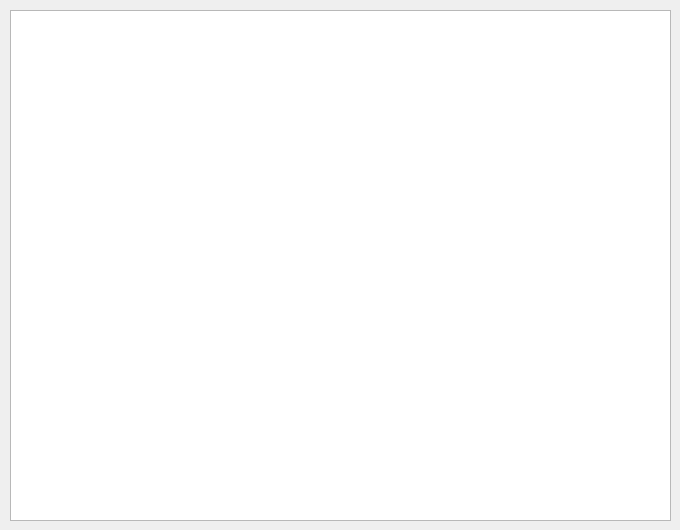
First picture: the form in src/hotkeysdialog.ui, repository melak/veroroute, before the edit.
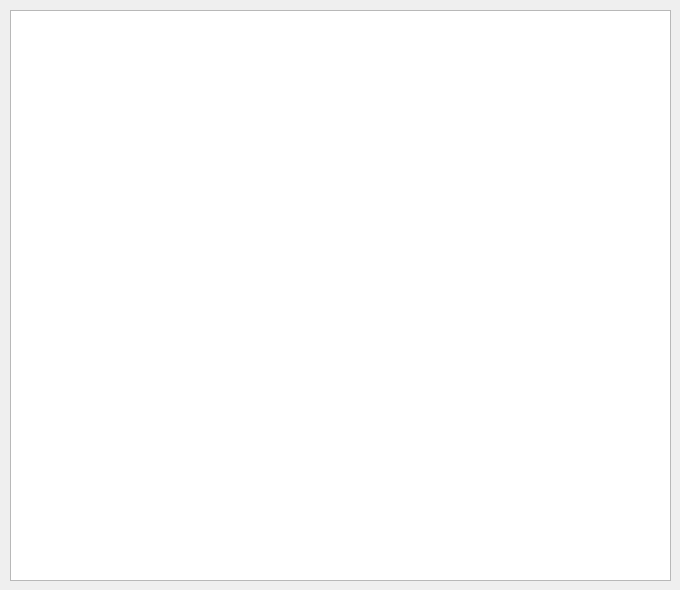
Second picture: the form after the edit.

Diff of the .ui file:
```diff
--- a/src/hotkeysdialog.ui
+++ b/src/hotkeysdialog.ui
@@ -7,19 +7,19 @@
     <x>0</x>
     <y>0</y>
     <width>680</width>
-    <height>530</height>
+    <height>590</height>
    </rect>
   </property>
   <property name="minimumSize">
    <size>
     <width>680</width>
-    <height>530</height>
+    <height>590</height>
    </size>
   </property>
   <property name="maximumSize">
    <size>
     <width>680</width>
-    <height>530</height>
+    <height>590</height>
    </size>
   </property>
   <property name="windowTitle">
@@ -31,7 +31,7 @@
      <x>10</x>
      <y>10</y>
      <width>661</width>
-     <height>511</height>
+     <height>571</height>
     </rect>
    </property>
    <property name="focusPolicy">
```
